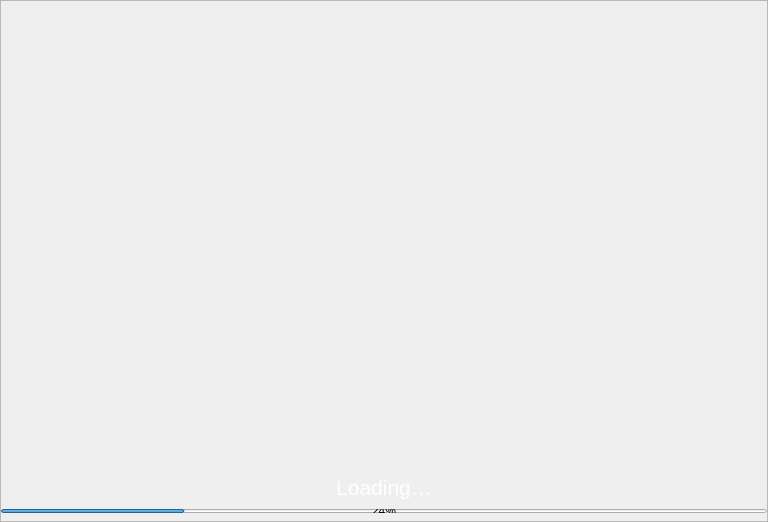
This is src/qt/pivx/forms/splash.ui in eons-finance/ALQO as Qt 5 draws it before an edit. The edited form follows.
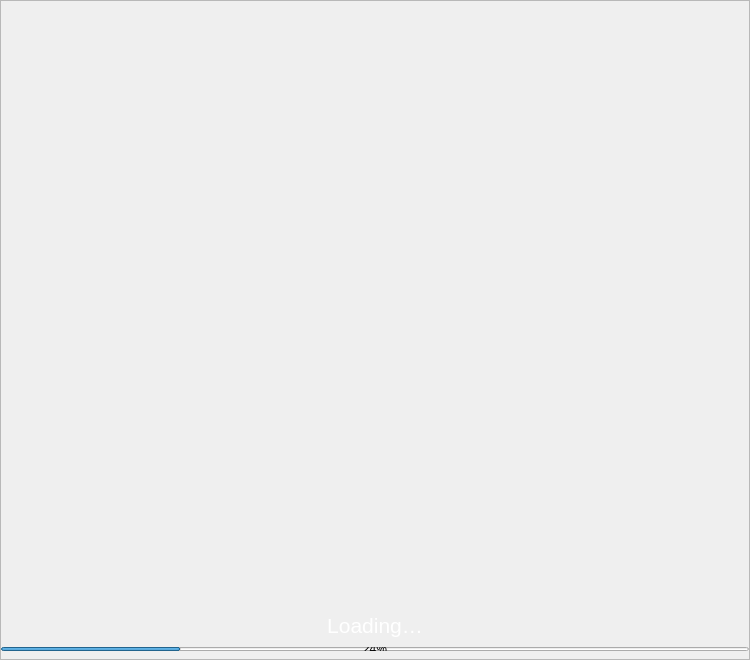
This is the edited form.

```diff
--- a/src/qt/pivx/forms/splash.ui
+++ b/src/qt/pivx/forms/splash.ui
@@ -6,14 +6,14 @@
    <rect>
     <x>0</x>
     <y>0</y>
-    <width>768</width>
-    <height>522</height>
+    <width>750</width>
+    <height>660</height>
    </rect>
   </property>
   <property name="minimumSize">
    <size>
     <width>0</width>
-    <height>522</height>
+    <height>660</height>
    </size>
   </property>
   <property name="maximumSize">
```
